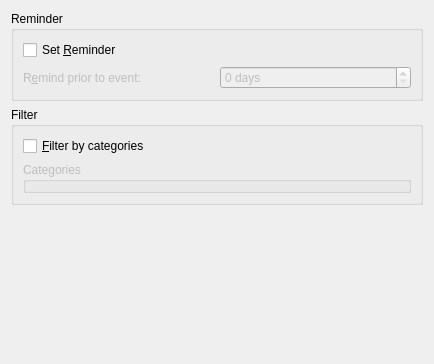
KDE/kdepim-runtime, file resources/birthdays/configdialog.ui: the form before one commit.
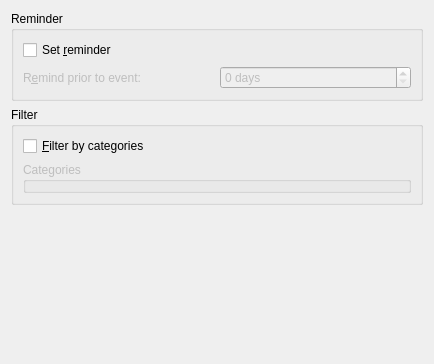
The form after the commit. Custom widgets are drawn as their Qt base class.

The edit to the form file:
```diff
--- a/resources/birthdays/configdialog.ui
+++ b/resources/birthdays/configdialog.ui
@@ -22,7 +22,7 @@
       <item row="0" column="0" >
        <widget class="QCheckBox" name="kcfg_EnableAlarm" >
         <property name="text" >
-         <string>Set &amp;Reminder</string>
+         <string>Set &amp;reminder</string>
         </property>
        </widget>
       </item>
```
